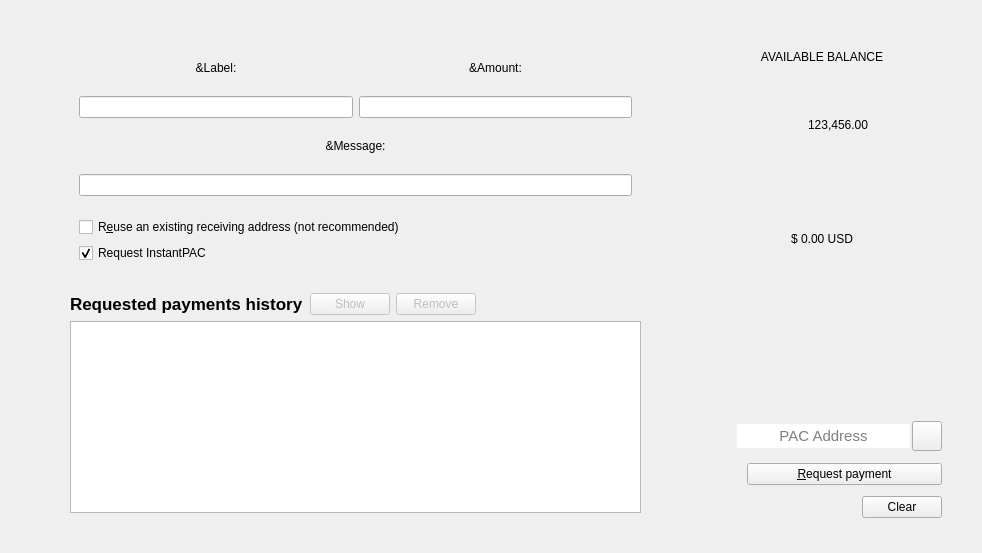
Qt form src/qt/forms/receivecoinsdialog.ui (PACCommunity/PAC) before a commit.
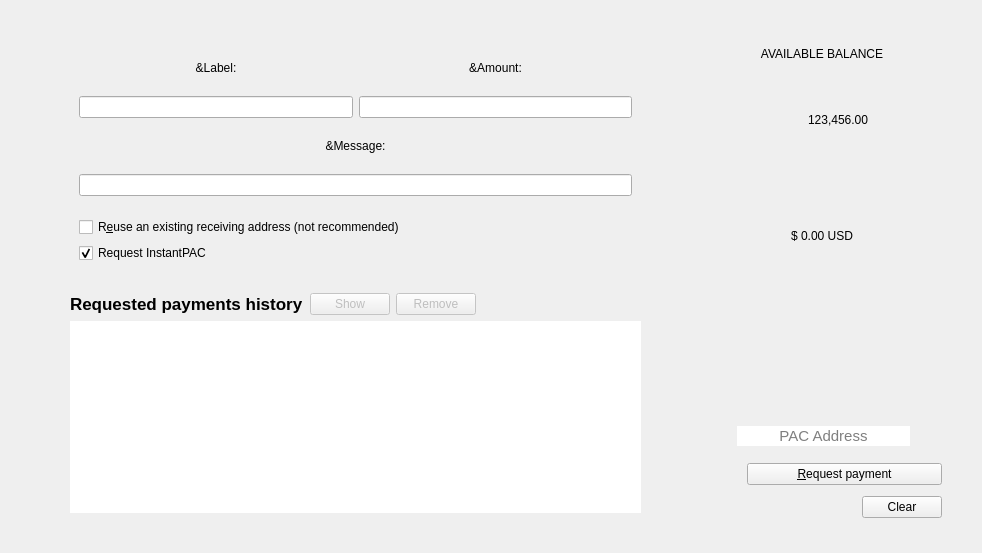
The same form after that commit. Icons and pictures are not drawn. Custom widgets are drawn as their Qt base class.

The edit to the form file:
```diff
--- a/src/qt/forms/receivecoinsdialog.ui
+++ b/src/qt/forms/receivecoinsdialog.ui
@@ -17,7 +17,9 @@
    </sizepolicy>
   </property>
   <property name="styleSheet">
-   <string notr="true"/>
+   <string notr="true">QFrame{
+  border:none;
+}</string>
   </property>
   <property name="class" stdset="0">
    <string>container</string>
@@ -463,24 +465,6 @@
           <number>15</number>
          </property>
          <item>
-          <layout class="QHBoxLayout" name="horizontalLayout_8">
-           <item>
-            <spacer name="horizontalSpacer_9">
-             <property name="orientation">
-              <enum>Qt::Horizontal</enum>
-             </property>
-             <property name="sizeType">
-              <enum>QSizePolicy::Fixed</enum>
-             </property>
-             <property name="sizeHint" stdset="0">
-              <size>
-               <width>20</width>
-               <height>20</height>
-              </size>
-             </property>
-            </spacer>
-           </item>
-           <item>
             <widget class="QLabel" name="label_5">
              <property name="sizePolicy">
               <sizepolicy hsizetype="Preferred" vsizetype="Fixed">
@@ -503,28 +487,7 @@
              <property name="class" stdset="0">
               <string>titleLabel</string>
              </property>
-             <property name="class2" stdset="0">
-              <string>yellowUnderline</string>
-             </property>
-            </widget>
-           </item>
-           <item>
-            <spacer name="horizontalSpacer_8">
-             <property name="orientation">
-              <enum>Qt::Horizontal</enum>
-             </property>
-             <property name="sizeType">
-              <enum>QSizePolicy::Fixed</enum>
-             </property>
-             <property name="sizeHint" stdset="0">
-              <size>
-               <width>20</width>
-               <height>20</height>
-              </size>
-             </property>
-            </spacer>
-           </item>
-          </layout>
+          </widget>
          </item>
          <item>
           <layout class="QHBoxLayout" name="horizontalLayout_5">
@@ -750,17 +713,11 @@
             </widget>
            </item>
            <item>
-            <widget class="QPushButton" name="btnCopyLastAddress">
-             <property name="sizePolicy">
-              <sizepolicy hsizetype="Fixed" vsizetype="Fixed">
-               <horstretch>0</horstretch>
-               <verstretch>0</verstretch>
-              </sizepolicy>
-             </property>
+            <widget class="QToolButton" name="btnCopyLastAddress">
              <property name="minimumSize">
               <size>
-               <width>30</width>
-               <height>30</height>
+               <width>0</width>
+               <height>0</height>
               </size>
              </property>
              <property name="maximumSize">
@@ -772,6 +729,37 @@
              <property name="text">
               <string/>
              </property>
+             <property name="icon">
+              <iconset resource="../paccoin.qrc">
+               <normaloff>:/icons/pac/editcopy</normaloff>:/icons/pac/editcopy</iconset>
+             </property>
+             <property name="iconSize">
+              <size>
+               <width>24</width>
+               <height>24</height>
+              </size>
+             </property>
+             <property name="checkable">
+              <bool>false</bool>
+             </property>
+             <property name="autoRepeat">
+              <bool>false</bool>
+             </property>
+             <property name="autoExclusive">
+              <bool>false</bool>
+             </property>
+             <property name="popupMode">
+              <enum>QToolButton::InstantPopup</enum>
+             </property>
+             <property name="toolButtonStyle">
+              <enum>Qt::ToolButtonIconOnly</enum>
+             </property>
+             <property name="autoRaise">
+              <bool>true</bool>
+             </property>
+             <property name="arrowType">
+              <enum>Qt::NoArrow</enum>
+             </property>
              <property name="class" stdset="0">
               <string>QuickButton</string>
              </property>
```
Left out of the diff: 7 changed lines with no effect on the pictures. Lines whose indentation alone changed are shown as unchanged.
